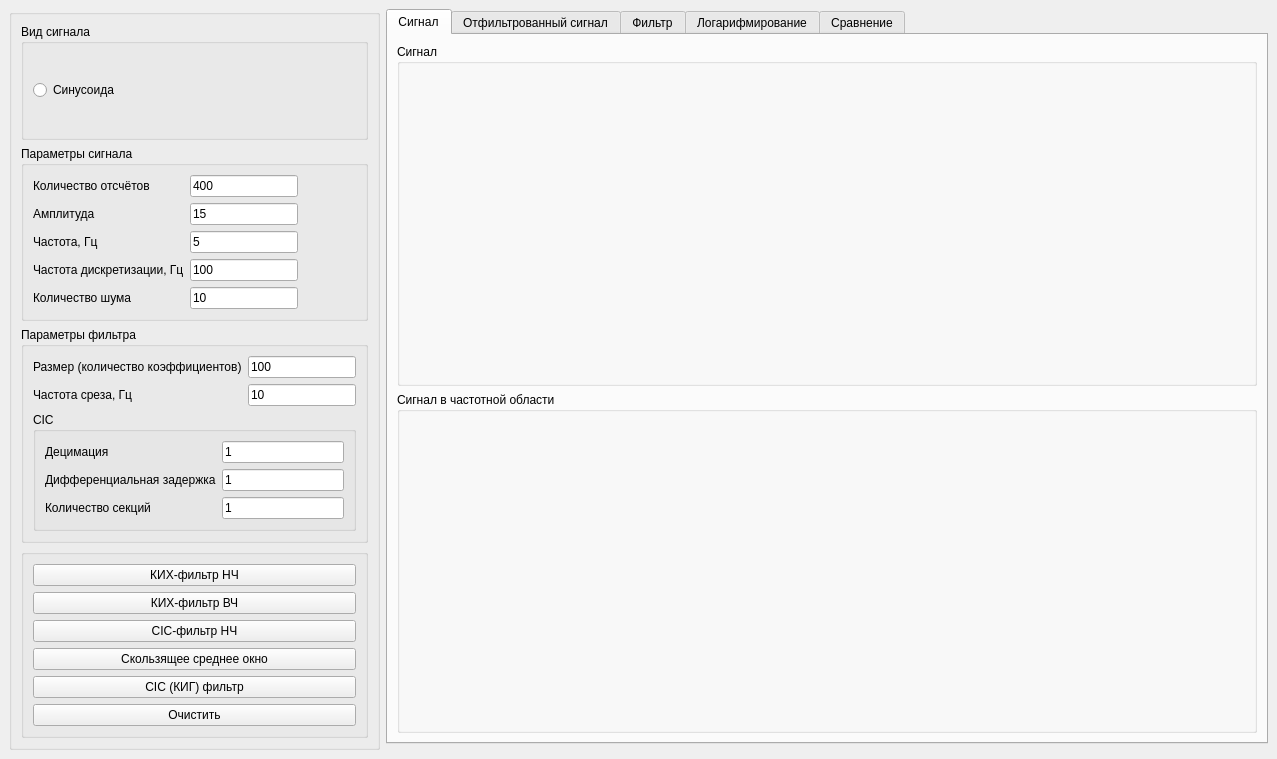
Yakovlev0309/CppFilters, file Filters/mainwindow.ui: the form before one commit.
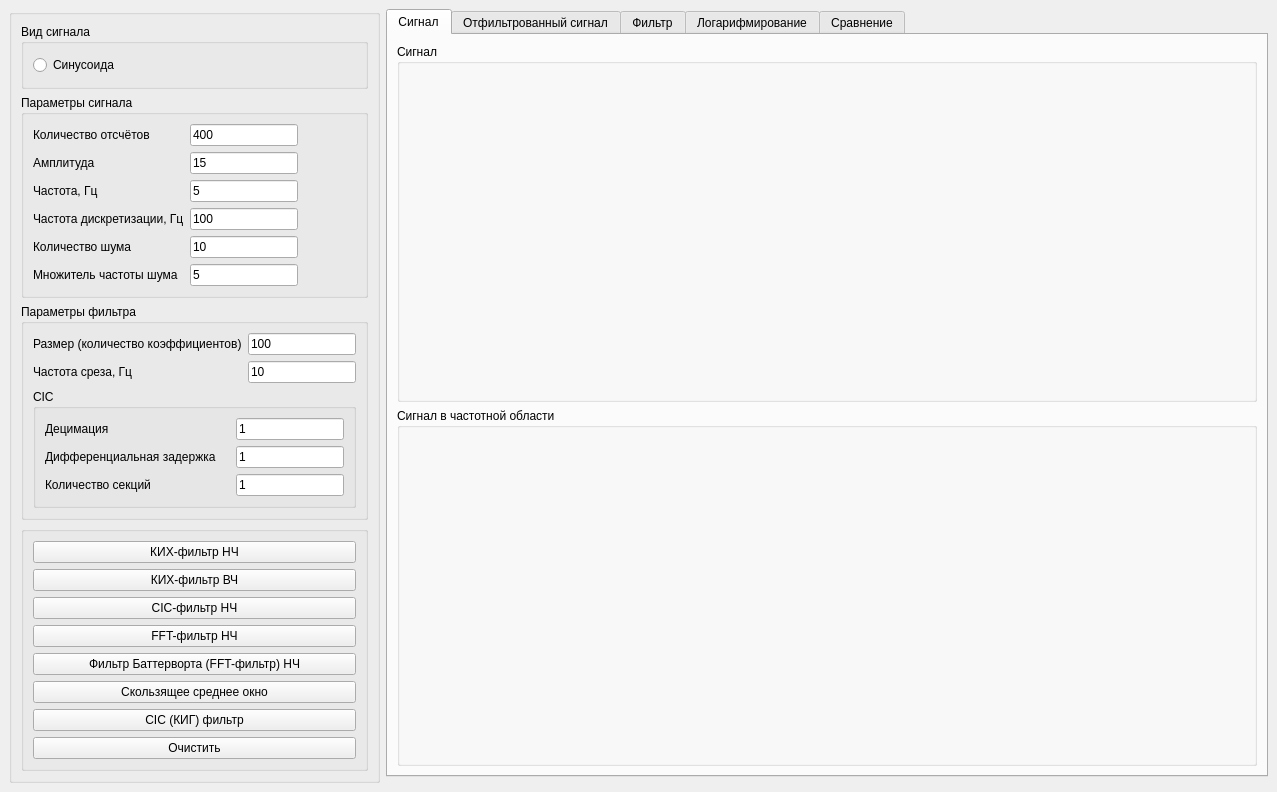
The form after the commit. Custom widgets are drawn as their Qt base class.

Commit message: FFT-фильтр. Коэффициент частоты шума

The edit to the form file:
```diff
--- a/Filters/mainwindow.ui
+++ b/Filters/mainwindow.ui
@@ -7,7 +7,7 @@
     <x>0</x>
     <y>0</y>
     <width>1277</width>
-    <height>759</height>
+    <height>792</height>
    </rect>
   </property>
   <property name="windowTitle">
@@ -277,6 +277,26 @@
             </property>
            </widget>
           </item>
+          <item row="5" column="0">
+           <widget class="QLabel" name="label_11">
+            <property name="text">
+             <string>Множитель частоты шума</string>
+            </property>
+           </widget>
+          </item>
+          <item row="5" column="1">
+           <widget class="QLineEdit" name="freqFactor">
+            <property name="sizePolicy">
+             <sizepolicy hsizetype="Fixed" vsizetype="Fixed">
+              <horstretch>0</horstretch>
+              <verstretch>0</verstretch>
+             </sizepolicy>
+            </property>
+            <property name="text">
+             <string>5</string>
+            </property>
+           </widget>
+          </item>
          </layout>
         </widget>
        </item>
@@ -323,6 +343,20 @@
             </property>
            </widget>
           </item>
+          <item>
+           <widget class="QPushButton" name="lpFftFilter">
+            <property name="text">
+             <string>FFT-фильтр НЧ</string>
+            </property>
+           </widget>
+          </item>
+          <item>
+           <widget class="QPushButton" name="lpBatterworthFilter">
+            <property name="text">
+             <string>Фильтр Баттерворта (FFT-фильтр) НЧ</string>
+            </property>
+           </widget>
+          </item>
           <item>
            <widget class="QPushButton" name="slidingWindowAverage">
             <property name="text">
@@ -422,7 +456,7 @@
              <item row="1" column="1">
               <widget class="QLineEdit" name="N">
                <property name="sizePolicy">
-                <sizepolicy hsizetype="Minimum" vsizetype="Fixed">
+                <sizepolicy hsizetype="Fixed" vsizetype="Fixed">
                  <horstretch>0</horstretch>
                  <verstretch>0</verstretch>
                 </sizepolicy>
@@ -442,7 +476,7 @@
              <item row="0" column="1">
               <widget class="QLineEdit" name="R">
                <property name="sizePolicy">
-                <sizepolicy hsizetype="Minimum" vsizetype="Fixed">
+                <sizepolicy hsizetype="Fixed" vsizetype="Fixed">
                  <horstretch>0</horstretch>
                  <verstretch>0</verstretch>
                 </sizepolicy>
@@ -455,7 +489,7 @@
              <item row="2" column="1">
               <widget class="QLineEdit" name="M">
                <property name="sizePolicy">
-                <sizepolicy hsizetype="Minimum" vsizetype="Fixed">
+                <sizepolicy hsizetype="Fixed" vsizetype="Fixed">
                  <horstretch>0</horstretch>
                  <verstretch>0</verstretch>
                 </sizepolicy>
```
The commit also changes 10 other files.
